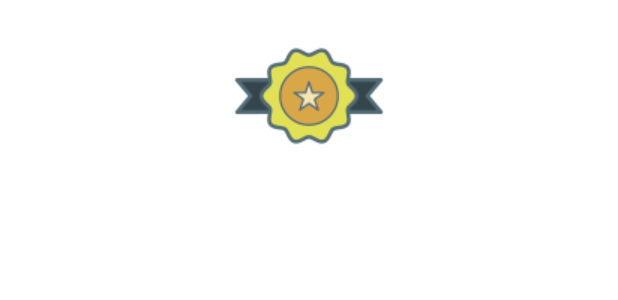
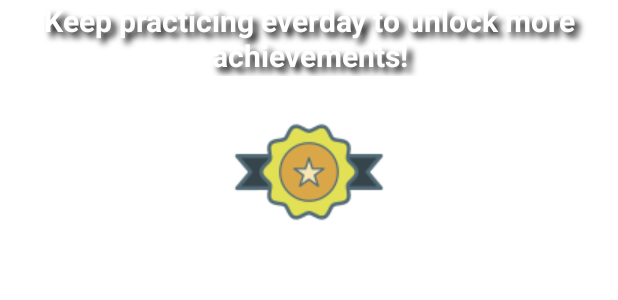
Before and after one commit to maeliosakyne/FYP, an Android app: the layout row_achivement_lyt.xml on its own in the app's theme, with its tools: preview values and no code run, on a phone screen of 412 x 824 dp. Shown: the top 300 px of the screen. Run offline under Robolectric (Android 15) with nearby library versions, the phone set to English and light mode, and no system bars.

Commit message:
UI/UX on all screens improved

```diff
--- a/app/src/main/java/com/example/getmovin/HomepageActivity.java
+++ b/app/src/main/java/com/example/getmovin/HomepageActivity.java
@@ -14,18 +14,22 @@ public class HomepageActivity extends AppCompatActivity {
     protected void onCreate(Bundle savedInstanceState) {
         super.onCreate(savedInstanceState);
         setContentView(R.layout.activity_homepage);
+        //Getting last clear data time from shared preference
         long lastClearTime = getSharedPreferences("CompletedVideoPrefs", MODE_PRIVATE).getLong("last_clear_time", -1);
+        //Getting current time
         long currentTime = System.currentTimeMillis();
+        //If its first time then store the current time as last clear time
       if(lastClearTime==-1)
           {
             SharedPreferences.Editor editor = getSharedPreferences("CompletedVideoPrefs", MODE_PRIVATE).edit();
             editor.putLong("last_clear_time", currentTime);
             editor.apply();
           }
-        else{
+        else{ //else if current time - last clear time is 7 days then remove teh data of completed video in shared prefrence
           if (currentTime - lastClearTime > SEVEN_DAYS_INTERVAL) {
             // Clear the shared preferences
             SharedPreferences.Editor editor = getSharedPreferences("CompletedVideoPrefs", MODE_PRIVATE).edit();
+            //Line to remove the data from shared preference
             editor.remove("videoIds");
             editor.putLong("last_clear_time", currentTime);
             editor.apply();
--- a/app/src/main/res/layout/row_achivement_lyt.xml
+++ b/app/src/main/res/layout/row_achivement_lyt.xml
@@ -3,6 +3,22 @@
   android:layout_width="match_parent"
   android:orientation="vertical"
   android:layout_height="wrap_content">
+
+  <TextView
+      android:id="@+id/leve_txt2"
+      android:layout_width="match_parent"
+      android:layout_height="wrap_content"
+      android:shadowColor="#000000"
+      android:shadowDx="5"
+      android:shadowDy="5"
+      android:shadowRadius="5"
+      android:text="Keep practicing everday to unlock more achievements!"
+      android:textAlignment="center"
+      android:textColor="@color/white"
+      android:textSize="20sp"
+      android:textStyle="bold">
+
+  </TextView>
 
   <ImageView
     android:layout_width="match_parent"
@@ -12,17 +28,16 @@
   </ImageView>
 
   <TextView
-    android:layout_width="match_parent"
-    android:text="Level"
-    android:textSize="35dp"
-    android:textStyle="bold"
-    android:id="@+id/leve_txt"
-    android:textColor="@color/white"
-    android:textAlignment="center"
-    android:layout_height="wrap_content">
+      android:id="@+id/leve_txt"
+      android:layout_width="match_parent"
+      android:layout_height="wrap_content"
+      android:text="Level"
+      android:textAlignment="center"
+      android:textColor="@color/white"
+      android:textSize="20sp"
+      android:textStyle="bold">
 
   </TextView>
 
 
-
 </androidx.appcompat.widget.LinearLayoutCompat>
```
Also changed, not shown: app/src/main/java/com/example/getmovin/CompletedExercises.java (+14 -0 lines), app/src/main/java/com/example/getmovin/PracticeExercises.java (+18 -58 lines), app/src/main/res/layout/activity_achievements.xml (+54 -17 lines), app/src/main/res/layout/completed_activity.xml (+10 -9 lines), app/src/main/res/layout/row_layout.xml (+44 -7 lines).
